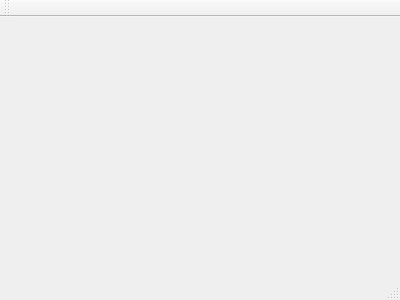
First picture: the form in mainwindow.ui, repository brumla/oscillograph, before the edit.
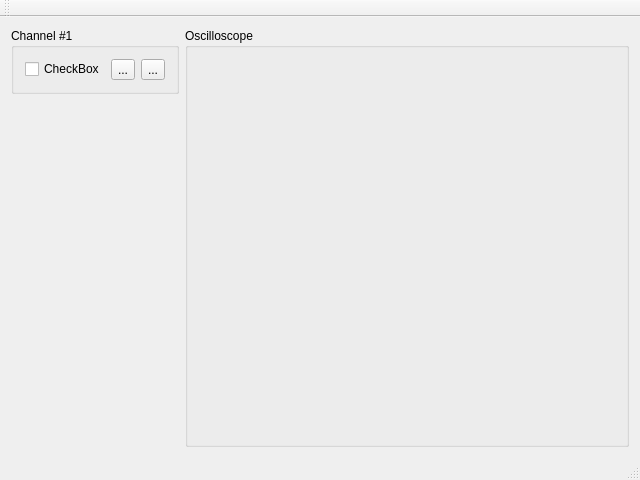
Second picture: the form after the edit.

Commit message: base layout created

The edit to the form file:
```diff
--- a/mainwindow.ui
+++ b/mainwindow.ui
@@ -1,24 +1,108 @@
 <ui version="4.0">
  <class>MainWindow</class>
- <widget class="QMainWindow" name="MainWindow" >
-  <property name="geometry" >
+ <widget class="QMainWindow" name="MainWindow">
+  <property name="geometry">
    <rect>
     <x>0</x>
     <y>0</y>
-    <width>400</width>
-    <height>300</height>
+    <width>640</width>
+    <height>480</height>
    </rect>
   </property>
-  <property name="windowTitle" >
-   <string>MainWindow</string>
+  <property name="minimumSize">
+   <size>
+    <width>640</width>
+    <height>480</height>
+   </size>
   </property>
-  <widget class="QMenuBar" name="menuBar" />
-  <widget class="QToolBar" name="mainToolBar" />
-  <widget class="QWidget" name="centralWidget" />
-  <widget class="QStatusBar" name="statusBar" />
+  <property name="windowTitle">
+   <string>Oscillograph</string>
+  </property>
+  <widget class="QWidget" name="centralWidget">
+   <layout class="QGridLayout" name="gridLayout_2">
+    <item row="0" column="0">
+     <widget class="QGroupBox" name="groupBox">
+      <property name="title">
+       <string>Channel #1</string>
+      </property>
+      <layout class="QGridLayout" name="gridLayout">
+       <item row="0" column="0">
+        <layout class="QHBoxLayout" name="horizontalLayout">
+         <item>
+          <widget class="QCheckBox" name="checkBox">
+           <property name="text">
+            <string>CheckBox</string>
+           </property>
+          </widget>
+         </item>
+         <item>
+          <widget class="QToolButton" name="toolButton">
+           <property name="text">
+            <string>...</string>
+           </property>
+          </widget>
+         </item>
+         <item>
+          <widget class="QToolButton" name="toolButton_2">
+           <property name="text">
+            <string>...</string>
+           </property>
+          </widget>
+         </item>
+        </layout>
+       </item>
+      </layout>
+     </widget>
+    </item>
+    <item row="0" column="1" rowspan="2">
+     <widget class="QGroupBox" name="groupBox">
+      <property name="sizePolicy">
+       <sizepolicy hsizetype="Expanding" vsizetype="Expanding">
+        <horstretch>0</horstretch>
+        <verstretch>0</verstretch>
+       </sizepolicy>
+      </property>
+      <property name="title">
+       <string>Oscilloscope</string>
+      </property>
+     </widget>
+    </item>
+    <item row="1" column="0">
+     <spacer name="verticalSpacer">
+      <property name="orientation">
+       <enum>Qt::Vertical</enum>
+      </property>
+      <property name="sizeHint" stdset="0">
+       <size>
+        <width>20</width>
+        <height>331</height>
+       </size>
+      </property>
+     </spacer>
+    </item>
+   </layout>
+  </widget>
+  <widget class="QMenuBar" name="menuBar">
+   <property name="geometry">
+    <rect>
+     <x>0</x>
+     <y>0</y>
+     <width>640</width>
+     <height>20</height>
+    </rect>
+   </property>
+  </widget>
+  <widget class="QToolBar" name="mainToolBar">
+   <attribute name="toolBarArea">
+    <enum>TopToolBarArea</enum>
+   </attribute>
+   <attribute name="toolBarBreak">
+    <bool>false</bool>
+   </attribute>
+  </widget>
+  <widget class="QStatusBar" name="statusBar"/>
  </widget>
- <layoutDefault spacing="6" margin="11" />
- <pixmapfunction></pixmapfunction>
+ <layoutdefault spacing="6" margin="11"/>
  <resources/>
  <connections/>
 </ui>
```
Left out of the diff: 1 changed line with no effect on the pictures. The commit also changes 2 other files.
